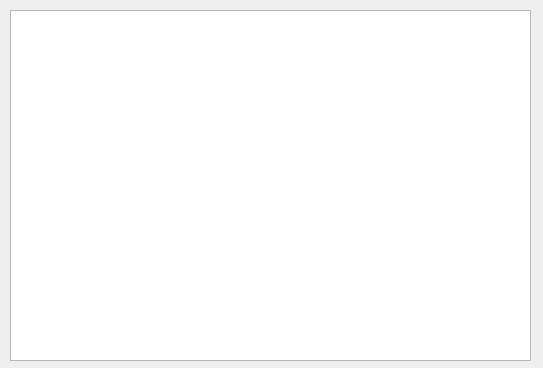
Before: the Qt Designer form MDI/PR_10/ShowStudent.ui in Kostiantyn2212/OOP__practice, drawn with Qt 5.
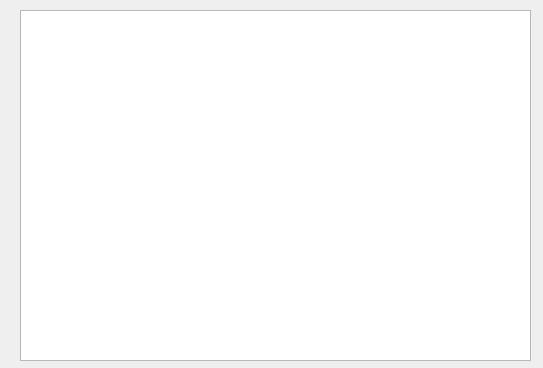
After: the same form once the commit is applied.

Patch:
```diff
--- a/MDI/PR_10/ShowStudent.ui
+++ b/MDI/PR_10/ShowStudent.ui
@@ -16,12 +16,12 @@
   <property name="styleSheet">
    <string notr="true"/>
   </property>
-  <widget class="QListWidget" name="listWidgetStudent">
+  <widget class="QTableView" name="studentTableView">
    <property name="geometry">
     <rect>
-     <x>10</x>
+     <x>20</x>
      <y>10</y>
-     <width>521</width>
+     <width>511</width>
      <height>351</height>
     </rect>
    </property>
```
Left out of the diff: 4 changed lines with no effect on the pictures.
